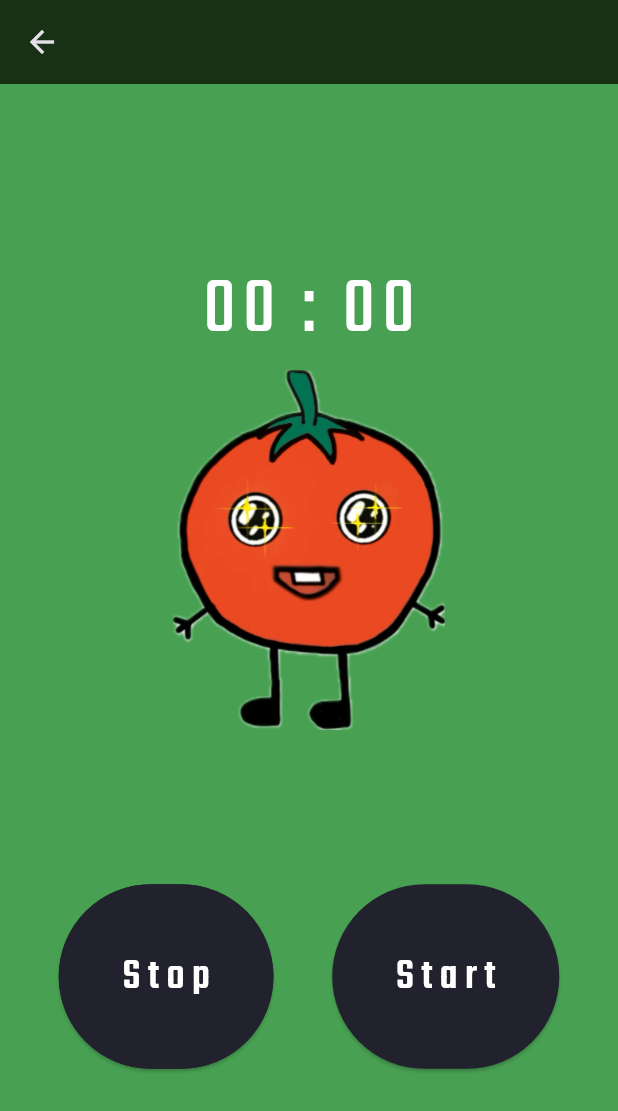
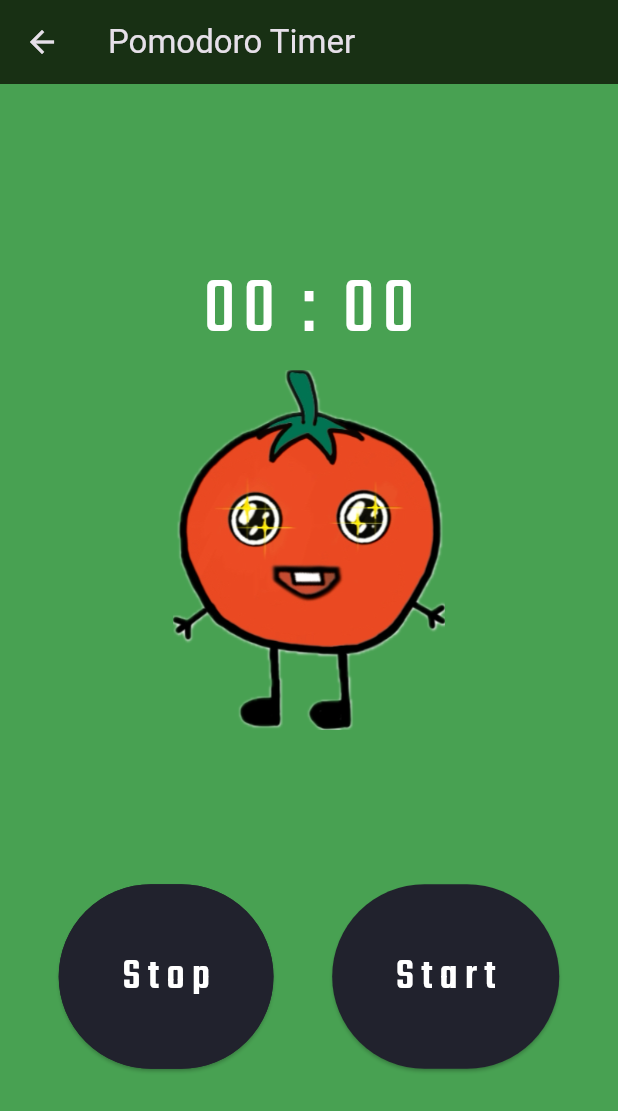
Before and after one commit to jwild99/calendar_app, a Flutter app: the TimerScreen screen opened directly, on a phone screen of 412 x 824 dp. Shown: the top 1111 px of the screen. Run offline on Flutter 3.47's test engine with Material 3 defaults, Android fonts, the phone set to English and light mode, and no system bars; our stand-ins replace gap, google_fonts.

Commit message:
Final changes before submission.

```diff
--- a/lib/data/side_menu_data.dart
+++ b/lib/data/side_menu_data.dart
@@ -18,7 +18,6 @@ class SideMenuData {
     MenuItemData(title: 'Home', icon: Icons.home, screen: MainScreen()),
     MenuItemData(title: 'To-Do', icon: Icons.checklist, screen: TodoScreen()),
     MenuItemData(title: 'Calendar', icon: Icons.calendar_today, screen: CalendarScreen()),
-    MenuItemData(title: 'Pomodoro', icon: Icons.timer, screen: TimerScreen()),
-    MenuItemData(title: 'Add More', icon: Icons.add, screen: MainScreen())
+    MenuItemData(title: 'Pomodoro', icon: Icons.timer, screen: TimerScreen())
   ];
 }
--- a/lib/screens/calendar_screen.dart
+++ b/lib/screens/calendar_screen.dart
@@ -218,9 +218,7 @@ class CalendarScreenState extends State<CalendarScreen> {
                                                                                                         ),
                                                                                                         // Show event count if there are any
                                                                                                         if (hasEvent)
-                                                                                                                Positioned(
-                                                                                                                        bottom: 0,
-                                                                                                                        left: 95,
+                                                                                                                Center(
                                                                                                                         child: Container(
                                                                                                                                 padding: const EdgeInsets.symmetric(horizontal: 4, vertical: 2),
                                                                                                                                 decoration: BoxDecoration(
--- a/lib/screens/timer_screen.dart
+++ b/lib/screens/timer_screen.dart
@@ -156,6 +156,9 @@ class TimerScreenState extends State<TimerScreen> {
       elevation: 0,
       title: Row(
         mainAxisAlignment: MainAxisAlignment.spaceBetween,
+        children: [
+        Text("Pomodoro Timer"), // Or your custom title
+        ],
       ),
     );
   }
```
Also changed, not shown: lib/screens/todo_screen.dart (+16 -7 lines).
